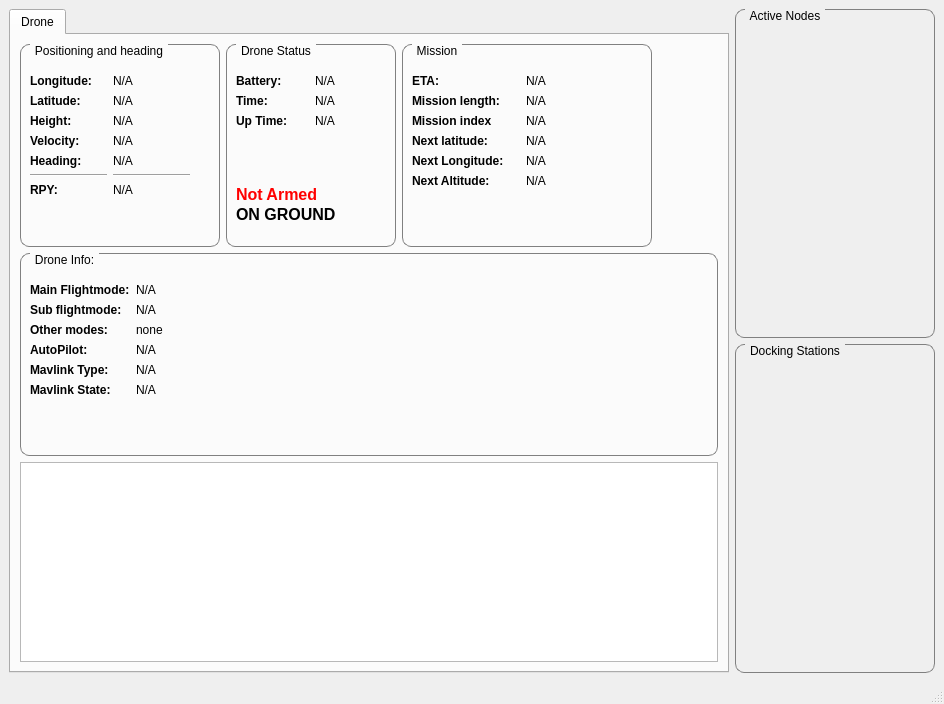
Before: the Qt Designer form drone_monitor/ui/main_window.ui in mabuc13/RMUASD, drawn with Qt 5.
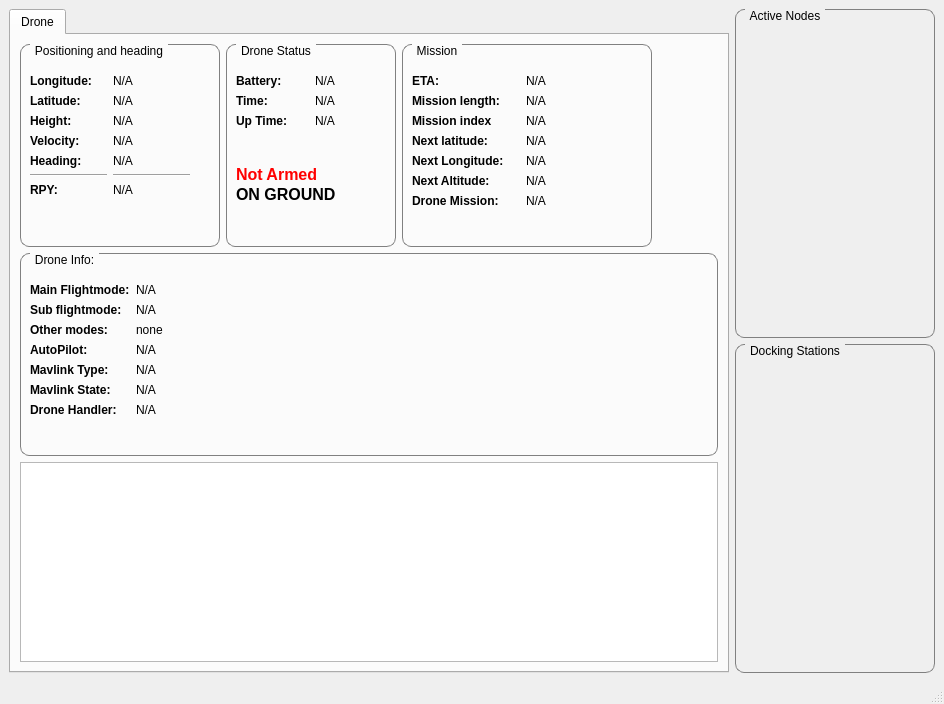
After: the same form once the commit is applied. Icons and pictures are not drawn.

The edit to the form file:
```diff
--- a/drone_monitor/ui/main_window.ui
+++ b/drone_monitor/ui/main_window.ui
@@ -250,7 +250,7 @@
              <property name="geometry">
               <rect>
                <x>10</x>
-               <y>140</y>
+               <y>120</y>
                <width>101</width>
                <height>21</height>
               </rect>
@@ -263,7 +263,7 @@
              <property name="geometry">
               <rect>
                <x>10</x>
-               <y>160</y>
+               <y>140</y>
                <width>111</width>
                <height>21</height>
               </rect>
@@ -427,6 +427,13 @@
                   </property>
                  </widget>
                 </item>
+                <item>
+                 <widget class="QLabel" name="label_22">
+                  <property name="text">
+                   <string>&lt;html&gt;&lt;head/&gt;&lt;body&gt;&lt;p&gt;&lt;span style=&quot; font-weight:600;&quot;&gt;Drone Mission:&lt;/span&gt;&lt;/p&gt;&lt;/body&gt;&lt;/html&gt;</string>
+                  </property>
+                 </widget>
+                </item>
                 <item>
                  <spacer name="verticalSpacer_5">
                   <property name="orientation">
@@ -486,6 +493,13 @@
                   </property>
                  </widget>
                 </item>
+                <item>
+                 <widget class="QLabel" name="label_droneMission">
+                  <property name="text">
+                   <string>N/A</string>
+                  </property>
+                 </widget>
+                </item>
                 <item>
                  <spacer name="verticalSpacer_6">
                   <property name="orientation">
@@ -533,7 +547,7 @@
                <x>10</x>
                <y>30</y>
                <width>271</width>
-               <height>131</height>
+               <height>136</height>
               </rect>
              </property>
              <layout class="QFormLayout" name="formLayout">
@@ -621,6 +635,20 @@
                 </property>
                </widget>
               </item>
+              <item row="6" column="0">
+               <widget class="QLabel" name="label_23">
+                <property name="text">
+                 <string>&lt;html&gt;&lt;head/&gt;&lt;body&gt;&lt;p&gt;&lt;span style=&quot; font-weight:600;&quot;&gt;Drone Handler:&lt;/span&gt;&lt;/p&gt;&lt;/body&gt;&lt;/html&gt;</string>
+                </property>
+               </widget>
+              </item>
+              <item row="6" column="1">
+               <widget class="QLabel" name="label_droneHandler">
+                <property name="text">
+                 <string>N/A</string>
+                </property>
+               </widget>
+              </item>
              </layout>
             </widget>
            </widget>
```
